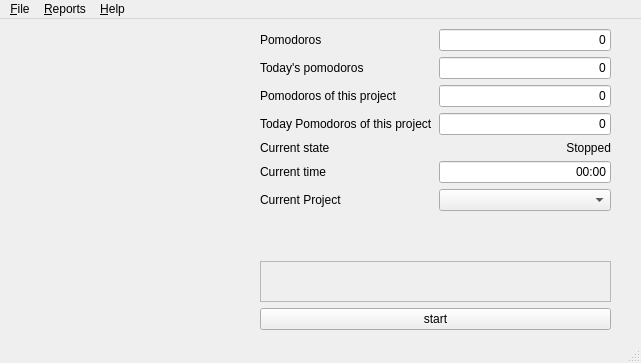
The window that todoro/frmMain.ui (lancedeimont/todoro) describes before a commit, drawn with Qt 5.
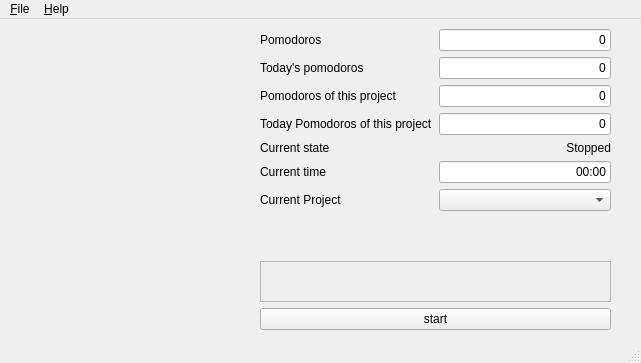
The same window after the commit. Icons and pictures are not drawn.

```diff
--- a/todoro/frmMain.ui
+++ b/todoro/frmMain.ui
@@ -419,7 +419,7 @@
      <x>0</x>
      <y>0</y>
      <width>641</width>
-     <height>22</height>
+     <height>20</height>
     </rect>
    </property>
    <widget class="QMenu" name="menu_Archivo">
@@ -432,11 +432,6 @@
     <addaction name="separator"/>
     <addaction name="action_Exit"/>
    </widget>
-   <widget class="QMenu" name="menu_Reportes">
-    <property name="title">
-     <string>&amp;Reports</string>
-    </property>
-   </widget>
    <widget class="QMenu" name="menu_Help">
     <property name="title">
      <string>&amp;Help</string>
@@ -444,7 +439,6 @@
     <addaction name="action_About"/>
    </widget>
    <addaction name="menu_Archivo"/>
-   <addaction name="menu_Reportes"/>
    <addaction name="menu_Help"/>
   </widget>
   <widget class="QStatusBar" name="statusbar"/>
```
